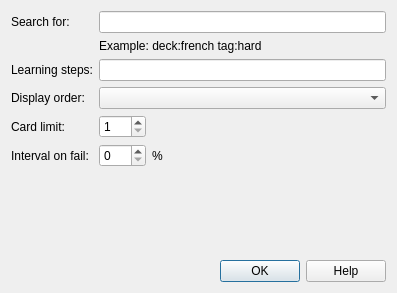
Qt form designer/dyndconf.ui (ankitects/anki) before a commit.
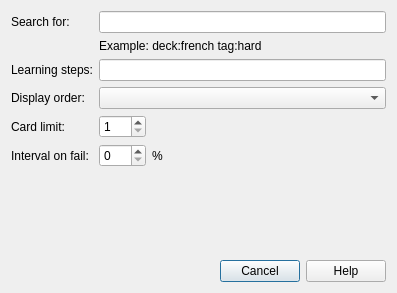
The same form after that commit.

Commit message: allow the user to cancel creation/editing of cram deck

```diff
--- a/designer/dyndconf.ui
+++ b/designer/dyndconf.ui
@@ -138,7 +138,7 @@
       <enum>Qt::Horizontal</enum>
      </property>
      <property name="standardButtons">
-      <set>QDialogButtonBox::Help|QDialogButtonBox::Ok</set>
+      <set>QDialogButtonBox::Cancel|QDialogButtonBox::Help</set>
      </property>
     </widget>
    </item>
```
The commit also changes 4 other files.
